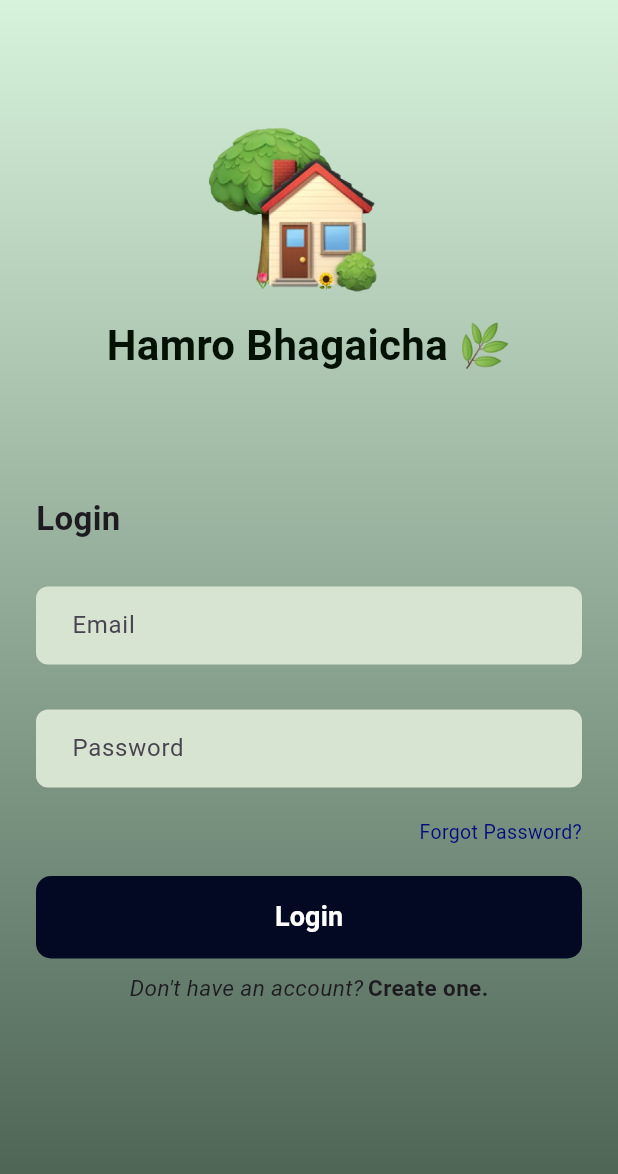
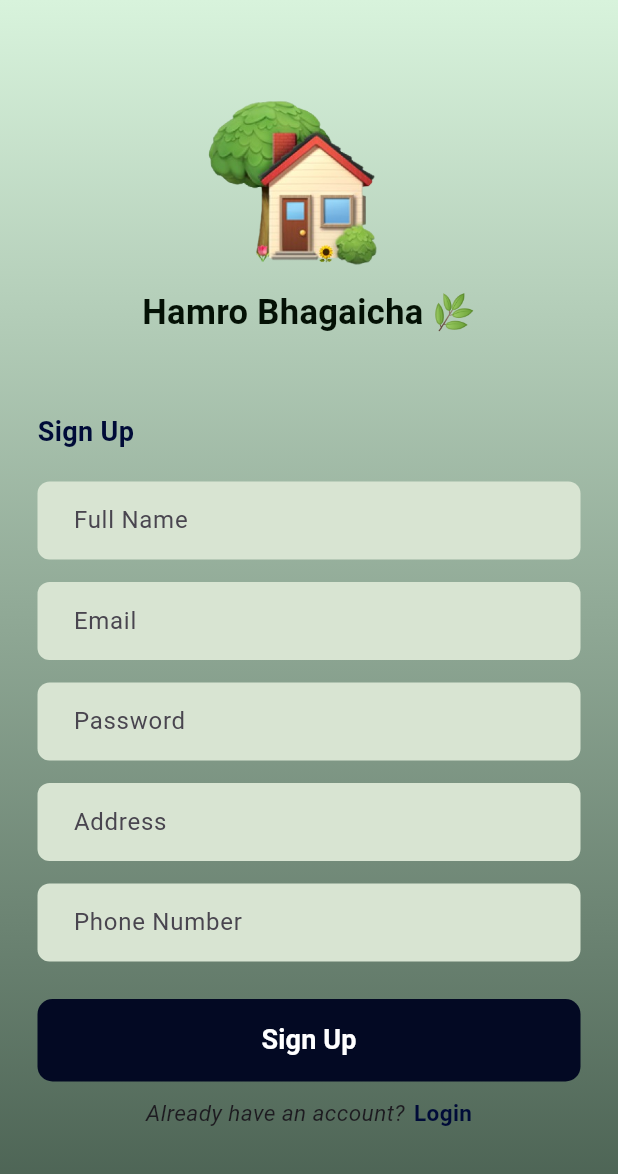
Before and after one commit to aarati123bisankhe/hamro_bhagaicha_batch35d, a Flutter app: the screen it shows after launch, after a tap on "Create one.", on a phone screen of 412 x 824 dp. Shown: the top 1174 px of the screen. Run offline on Flutter 3.47's test engine with Material 3 defaults, Android fonts, the phone set to English and light mode, and no system bars.

Commit message:
login screen

```diff
--- a/lib/app.dart
+++ b/lib/app.dart
@@ -1,5 +1,8 @@
 import 'package:flutter/material.dart';
 import 'package:hamro_bhagaicha_batch35d/screens/login_screen.dart';
+
+// import 'package:hamro_bhagaicha_batch35d/screens/login_screen.dart';
+// import 'package:hamro_bhagaicha_batch35d/screens/sign_up_page.dart';
 // import 'package:hamro_bhagaicha_batch35d/screens/splash_one_screen.dart';
 
 class App extends StatelessWidget {
--- a/lib/screens/login_screen.dart
+++ b/lib/screens/login_screen.dart
@@ -1,4 +1,5 @@
 import 'package:flutter/material.dart';
+import 'package:hamro_bhagaicha_batch35d/screens/sign_up_page.dart';
 import 'package:hamro_bhagaicha_batch35d/widget/my_text_button.dart';
 import 'package:hamro_bhagaicha_batch35d/widget/my_text_field.dart';
 
@@ -10,8 +11,6 @@
 }
 
 class _LoginScreenState extends State<LoginScreen> {
-
-
   final TextEditingController firstController = TextEditingController();
   final TextEditingController secondContorller = TextEditingController();
 
@@ -74,7 +73,7 @@
                   errorText: "Please enter a email",
                 ),
 
-                SizedBox(height: 30),
+                SizedBox(height: 17),
                 MyTextField(
                   controller: secondContorller,
                   hintText: "Password",
@@ -117,7 +116,12 @@
                     SizedBox(width: 3),
 
                     GestureDetector(
-                      onTap: () {},
+                      onTap: () {
+                        Navigator.push(
+                          context,
+                          MaterialPageRoute(builder: (context) => SignupPage()),
+                        );
+                      },
                       child: Text(
                         "Create one.",
                         style: TextStyle(
--- /dev/null
+++ b/lib/screens/sign_up_page.dart
@@ -0,0 +1,168 @@
+import 'package:flutter/material.dart';
+import 'package:hamro_bhagaicha_batch35d/screens/login_screen.dart';
+import 'package:hamro_bhagaicha_batch35d/widget/my_text_button.dart';
+import 'package:hamro_bhagaicha_batch35d/widget/my_text_field.dart';
+
+class SignupPage extends StatefulWidget {
+  const SignupPage({super.key});
+
+  @override
+  State<SignupPage> createState() => _SignupPageState();
+}
+
+class _SignupPageState extends State<SignupPage> {
+  // Controllers
+  final TextEditingController fullNameController = TextEditingController();
+  final TextEditingController emailController = TextEditingController();
+  final TextEditingController passwordController = TextEditingController();
+  final TextEditingController addressController = TextEditingController();
+  final TextEditingController phoneController = TextEditingController();
+
+  final formKey = GlobalKey<FormState>();
+
+  @override
+  Widget build(BuildContext context) {
+    return Scaffold(
+      body: Container(
+        width: double.infinity,
+        height: double.infinity,
+        decoration: const BoxDecoration(
+          gradient: LinearGradient(
+            begin: Alignment.topCenter,
+            end: Alignment.bottomCenter,
+            colors: [Color(0xFFD8F3DC), Color(0xFF475E4F)],
+          ),
+        ),
+        child: SafeArea(
+          child: Center(
+            child: SingleChildScrollView(
+              padding: const EdgeInsets.symmetric(horizontal: 25),
+              child: Form(
+                key: formKey,
+                child: Column(
+                  children: [
+                    Image.asset("assets/icons/house_icon.png", height: 140),
+
+                    // SizedBox(height: 0),
+                    Row(
+                      mainAxisAlignment: MainAxisAlignment.center,
+                      children: [
+                        Text(
+                          "Hamro Bhagaicha 🌿",
+                          style: TextStyle(
+                            fontSize: 23,
+                            fontWeight: FontWeight.w600,
+                            color: Color.fromARGB(255, 4, 17, 5),
+                          ),
+                        ),
+                      ],
+                    ),
+
+                    SizedBox(height: 50),
+
+                    Align(
+                      alignment: Alignment.centerLeft,
+                      child: Text(
+                        "Sign Up",
+                        style: TextStyle(
+                          fontSize: 18,
+                          fontWeight: FontWeight.bold,
+                          color: Color(0xFF000B38),
+                        ),
+                      ),
+                    ),
+                    SizedBox(height: 20),
+
+                    MyTextField(
+                      controller: fullNameController,
+                      hintText: "Full Name",
+                      errorText: "Full Name cannot be empty",
+                    ),
+                    SizedBox(height: 15),
+
+                    MyTextField(
+                      controller: emailController,
+                      hintText: "Email",
+                      errorText: "Email cannot be empty",
+                      keyboardType: TextInputType.emailAddress,
+                    ),
+                    SizedBox(height: 15),
+
+                    MyTextField(
+                      controller: passwordController,
+                      hintText: "Password",
+                      errorText: "Password cannot be empty",
+                      obscureText: true,
+                    ),
+                    SizedBox(height: 15),
+
+                    MyTextField(
+                      controller: addressController,
+                      hintText: "Address",
+                      errorText: "Address cannot be empty",
+                    ),
+                    SizedBox(height: 15),
+
+                    MyTextField(
+                      controller: phoneController,
+                      hintText: "Phone Number",
+                      errorText: "Phone Number cannot be empty",
+                      keyboardType: TextInputType.phone,
+                    ),
+
+                    SizedBox(height: 25),
+
+                    MyTextButton(
+                      text: "Sign Up",
+                      onPressed: () {
+                        // if (formKey.currentState!.validate()) {
+                        //   // Signup logic
+                        // }
+                      },
+                    ),
+
+                    SizedBox(height: 10),
+
+                    Row(
+                      mainAxisAlignment: MainAxisAlignment.center,
+                      children: [
+                        Text(
+                          "Already have an account?",
+                          style: TextStyle(
+                            fontStyle: FontStyle.italic,
+                            fontSize: 15,
+                          ),
+                        ),
+                        SizedBox(width: 6),
+                        GestureDetector(
+                          onTap: () {
+                            Navigator.push(
+                              context,
+                              MaterialPageRoute(
+                                builder: (context) => LoginScreen(),
+                              ),
+                            );
+                          },
+                          child: const Text(
+                            "Login",
+                            style: TextStyle(
+                              fontWeight: FontWeight.bold,
+                              color: Color(0xFF000B38),
+                              fontSize: 15,
+                            ),
+                          ),
+                        ),
+                      ],
+                    ),
+
+                    SizedBox(height: 20),
+                  ],
+                ),
+              ),
+            ),
+          ),
+        ),
+      ),
+    );
+  }
+}
--- a/lib/screens/sign_up_screen.dart
+++ /dev/null
@@ -1,10 +0,0 @@
-import 'package:flutter/material.dart';
-
-class SignUpScreen extends StatelessWidget {
-  const SignUpScreen({super.key});
-
-  @override
-  Widget build(BuildContext context) {
-    return const Placeholder();
-  }
-}
```
Also changed, not shown: 1 other file.
